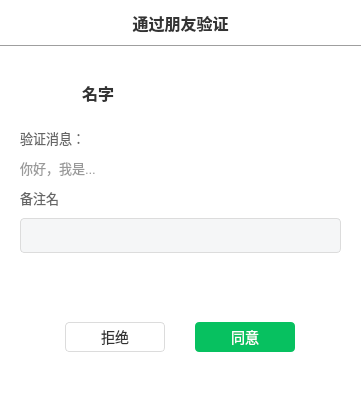
The window that chat_app desktop/authenfriend.ui (Tindalos-ik/chat_app) describes before a commit, drawn with Qt 5.
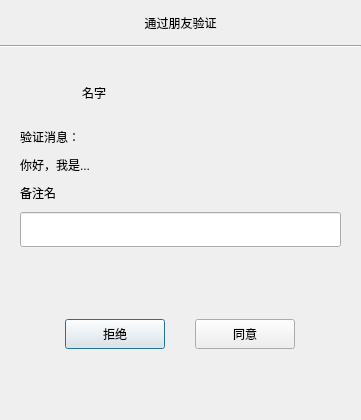
The same window after the commit.

```diff
--- a/chat_app desktop/authenfriend.ui
+++ b/chat_app desktop/authenfriend.ui
@@ -25,11 +25,6 @@
   <property name="windowTitle">
    <string>通过朋友验证</string>
   </property>
-  <property name="styleSheet">
-   <string notr="true">QDialog { background-color: #ffffff; }
-QLineEdit { background-color: #f5f6f7; border: 1px solid #dcdcdc; border-radius: 4px; padding: 0 8px; font-size: 13px; color: #333333; }
-QLineEdit:focus { border-color: #07c160; background-color: #ffffff; }</string>
-  </property>
   <layout class="QVBoxLayout" name="root_layout">
    <property name="spacing">
     <number>0</number>
@@ -60,9 +55,6 @@
        <height>45</height>
       </size>
      </property>
-     <property name="styleSheet">
-      <string notr="true">font-size: 16px; font-weight: bold; color: #333333;</string>
-     </property>
      <property name="text">
       <string>通过朋友验证</string>
      </property>
@@ -135,9 +127,6 @@
          </item>
          <item>
           <widget class="QLabel" name="name_lb">
-           <property name="styleSheet">
-            <string notr="true">font-size: 16px; font-weight: bold; color: #333333;</string>
-           </property>
            <property name="text">
             <string>名字</string>
            </property>
@@ -161,9 +150,6 @@
       </item>
       <item>
        <widget class="QLabel" name="msg_tip">
-        <property name="styleSheet">
-         <string notr="true">font-size: 13px; color: #666666;</string>
-        </property>
         <property name="text">
          <string>验证消息：</string>
         </property>
@@ -171,9 +157,6 @@
       </item>
       <item>
        <widget class="QLabel" name="msg_lb">
-        <property name="styleSheet">
-         <string notr="true">font-size: 13px; color: #999999;</string>
-        </property>
         <property name="text">
          <string>你好，我是...</string>
         </property>
@@ -184,9 +167,6 @@
       </item>
       <item>
        <widget class="QLabel" name="bak_tip">
-        <property name="styleSheet">
-         <string notr="true">font-size: 13px; color: #666666;</string>
-        </property>
         <property name="text">
          <string>备注名</string>
         </property>
@@ -278,11 +258,6 @@
         <property name="cursor">
          <cursorShape>PointingHandCursor</cursorShape>
         </property>
-        <property name="styleSheet">
-         <string notr="true">QPushButton { background-color: #ffffff; color: #333333; border: 1px solid #dcdcdc; border-radius: 4px; font-size: 14px; }
-QPushButton:hover { background-color: #f5f6f7; }
-QPushButton:pressed { background-color: #ebedf0; }</string>
-        </property>
         <property name="text">
          <string>拒绝</string>
         </property>
@@ -305,11 +280,6 @@
         <property name="cursor">
          <cursorShape>PointingHandCursor</cursorShape>
         </property>
-        <property name="styleSheet">
-         <string notr="true">QPushButton { background-color: #07c160; color: #ffffff; border: none; border-radius: 4px; font-size: 14px; }
-QPushButton:hover { background-color: #06ad56; }
-QPushButton:pressed { background-color: #059a4c; }</string>
-        </property>
         <property name="text">
          <string>同意</string>
         </property>
```
